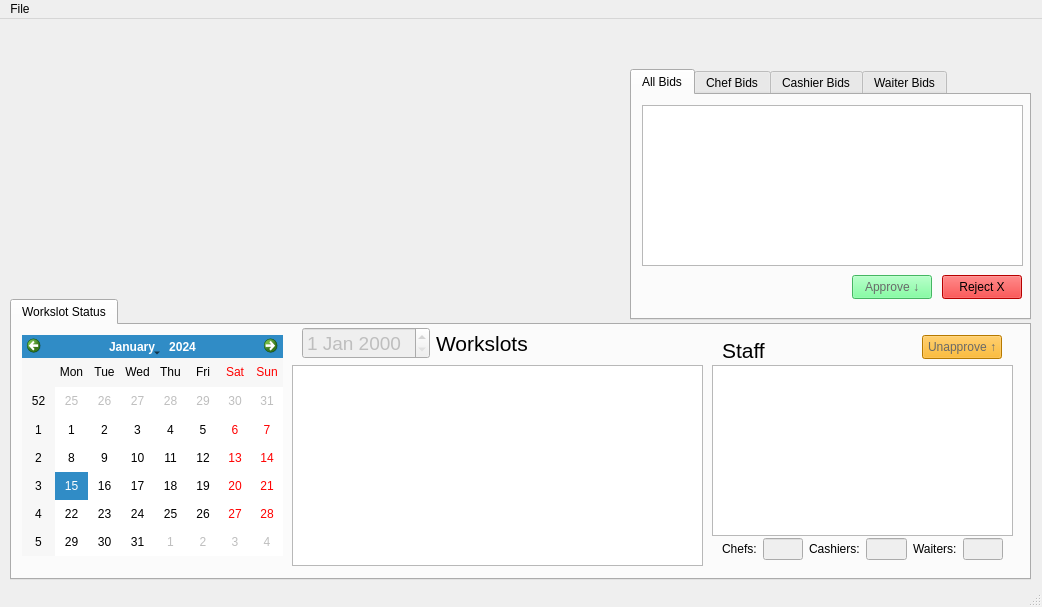
Qt form QtCafeWorkforceManager/CafeManagerWindow.ui (wreathe-unreal/CSIT314-Project) before a commit.
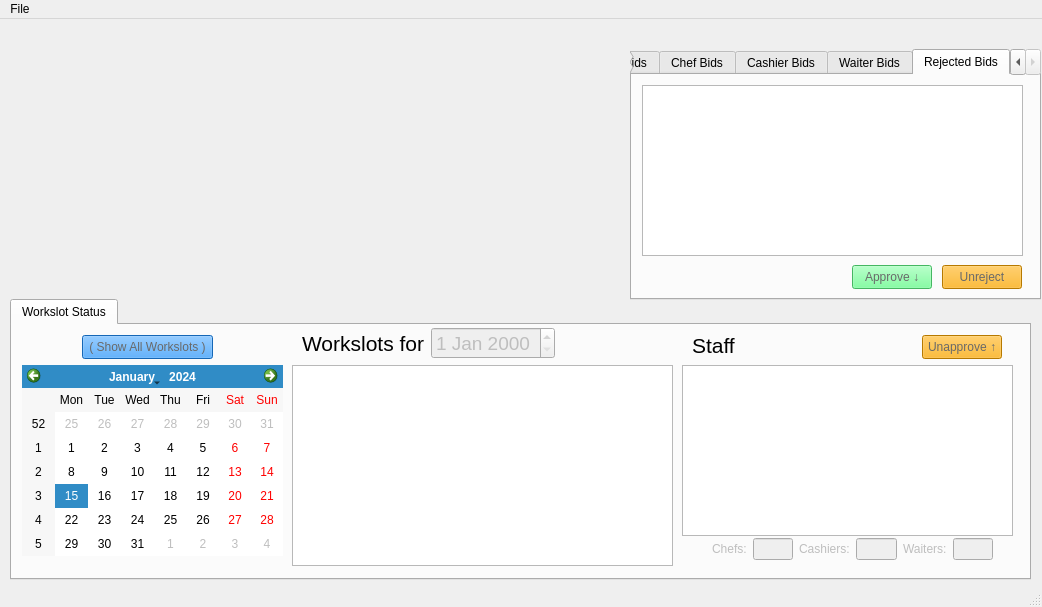
The same form after that commit. The open tabs and pages were chosen to show the change. Icons and pictures are not drawn.

The edit to the form file:
```diff
--- a/QtCafeWorkforceManager/CafeManagerWindow.ui
+++ b/QtCafeWorkforceManager/CafeManagerWindow.ui
@@ -37,11 +37,14 @@
     <property name="geometry">
      <rect>
       <x>630</x>
-      <y>50</y>
-      <width>401</width>
+      <y>30</y>
+      <width>411</width>
       <height>251</height>
      </rect>
     </property>
+    <property name="styleSheet">
+     <string notr="true"/>
+    </property>
     <property name="currentIndex">
      <number>0</number>
     </property>
@@ -237,6 +240,55 @@
       </property>
      </widget>
     </widget>
+    <widget class="QWidget" name="tab_6">
+     <attribute name="title">
+      <string>Rejected Bids</string>
+     </attribute>
+     <widget class="QTableWidget" name="rejectedTable">
+      <property name="geometry">
+       <rect>
+        <x>10</x>
+        <y>10</y>
+        <width>381</width>
+        <height>171</height>
+       </rect>
+      </property>
+     </widget>
+     <widget class="QPushButton" name="rejectedApprove">
+      <property name="geometry">
+       <rect>
+        <x>220</x>
+        <y>190</y>
+        <width>80</width>
+        <height>24</height>
+       </rect>
+      </property>
+      <property name="styleSheet">
+       <string notr="true">background-color: rgb(97, 255, 137);
+color:dimgray;</string>
+      </property>
+      <property name="text">
+       <string>Approve ↓</string>
+      </property>
+     </widget>
+     <widget class="QPushButton" name="rejectedUnreject">
+      <property name="geometry">
+       <rect>
+        <x>310</x>
+        <y>190</y>
+        <width>80</width>
+        <height>24</height>
+       </rect>
+      </property>
+      <property name="styleSheet">
+       <string notr="true">background-color: rgb(255, 170, 0);
+color: dimgray;</string>
+      </property>
+      <property name="text">
+       <string>Unreject</string>
+      </property>
+     </widget>
+    </widget>
    </widget>
    <widget class="QTabWidget" name="tabWidget_2">
     <property name="geometry">
@@ -259,7 +311,7 @@
        <rect>
         <x>280</x>
         <y>40</y>
-        <width>411</width>
+        <width>381</width>
         <height>201</height>
        </rect>
       </property>
@@ -285,9 +337,9 @@
       <property name="geometry">
        <rect>
         <x>10</x>
-        <y>10</y>
+        <y>40</y>
         <width>261</width>
-        <height>221</height>
+        <height>191</height>
        </rect>
       </property>
       <property name="sizePolicy">
@@ -300,7 +352,7 @@
      <widget class="QWidget" name="layoutWidget">
       <property name="geometry">
        <rect>
-        <x>710</x>
+        <x>700</x>
         <y>210</y>
         <width>281</width>
         <height>28</height>
@@ -312,7 +364,7 @@
          <item>
           <widget class="QLabel" name="label_2">
            <property name="enabled">
-            <bool>true</bool>
+            <bool>false</bool>
            </property>
            <property name="text">
             <string>Chefs:</string>
@@ -324,6 +376,9 @@
            <property name="enabled">
             <bool>false</bool>
            </property>
+           <property name="alignment">
+            <set>Qt::AlignCenter</set>
+           </property>
           </widget>
          </item>
         </layout>
@@ -332,6 +387,9 @@
         <layout class="QHBoxLayout" name="horizontalLayout_2">
          <item>
           <widget class="QLabel" name="label">
+           <property name="enabled">
+            <bool>false</bool>
+           </property>
            <property name="text">
             <string>Cashiers:</string>
            </property>
@@ -342,6 +400,9 @@
            <property name="enabled">
             <bool>false</bool>
            </property>
+           <property name="alignment">
+            <set>Qt::AlignCenter</set>
+           </property>
           </widget>
          </item>
         </layout>
@@ -350,6 +411,9 @@
         <layout class="QHBoxLayout" name="horizontalLayout_4">
          <item>
           <widget class="QLabel" name="label_3">
+           <property name="enabled">
+            <bool>false</bool>
+           </property>
            <property name="text">
             <string>Waiters:</string>
            </property>
@@ -360,6 +424,9 @@
            <property name="enabled">
             <bool>false</bool>
            </property>
+           <property name="alignment">
+            <set>Qt::AlignCenter</set>
+           </property>
           </widget>
          </item>
         </layout>
@@ -369,9 +436,9 @@
      <widget class="QTableWidget" name="staffTable">
       <property name="geometry">
        <rect>
-        <x>700</x>
+        <x>670</x>
         <y>40</y>
-        <width>301</width>
+        <width>331</width>
         <height>171</height>
        </rect>
       </property>
@@ -379,8 +446,8 @@
      <widget class="QLabel" name="label_4">
       <property name="geometry">
        <rect>
-        <x>710</x>
-        <y>15</y>
+        <x>680</x>
+        <y>10</y>
         <width>49</width>
         <height>21</height>
        </rect>
@@ -394,16 +461,28 @@
        <string>Staff</string>
       </property>
      </widget>
-     <widget class="QWidget" name="">
+     <widget class="QWidget" name="layoutWidget">
       <property name="geometry">
        <rect>
         <x>290</x>
         <y>0</y>
-        <width>226</width>
+        <width>253</width>
         <height>37</height>
        </rect>
       </property>
       <layout class="QHBoxLayout" name="horizontalLayout">
+       <item>
+        <widget class="QLabel" name="label_5">
+         <property name="font">
+          <font>
+           <pointsize>16</pointsize>
+          </font>
+         </property>
+         <property name="text">
+          <string>Workslots for</string>
+         </property>
+        </widget>
+       </item>
        <item>
         <widget class="QDateEdit" name="dateEdit">
          <property name="enabled">
@@ -416,20 +495,25 @@
          </property>
         </widget>
        </item>
-       <item>
-        <widget class="QLabel" name="label_5">
-         <property name="font">
-          <font>
-           <pointsize>16</pointsize>
-          </font>
-         </property>
-         <property name="text">
-          <string>Workslots</string>
-         </property>
-        </widget>
-       </item>
       </layout>
      </widget>
+     <widget class="QPushButton" name="showWorkslotsButton">
+      <property name="geometry">
+       <rect>
+        <x>70</x>
+        <y>10</y>
+        <width>131</width>
+        <height>24</height>
+       </rect>
+      </property>
+      <property name="styleSheet">
+       <string notr="true">background-color: dodgerblue;
+color: dimgray;</string>
+      </property>
+      <property name="text">
+       <string>( Show All Workslots )</string>
+      </property>
+     </widget>
     </widget>
    </widget>
   </widget>
```
